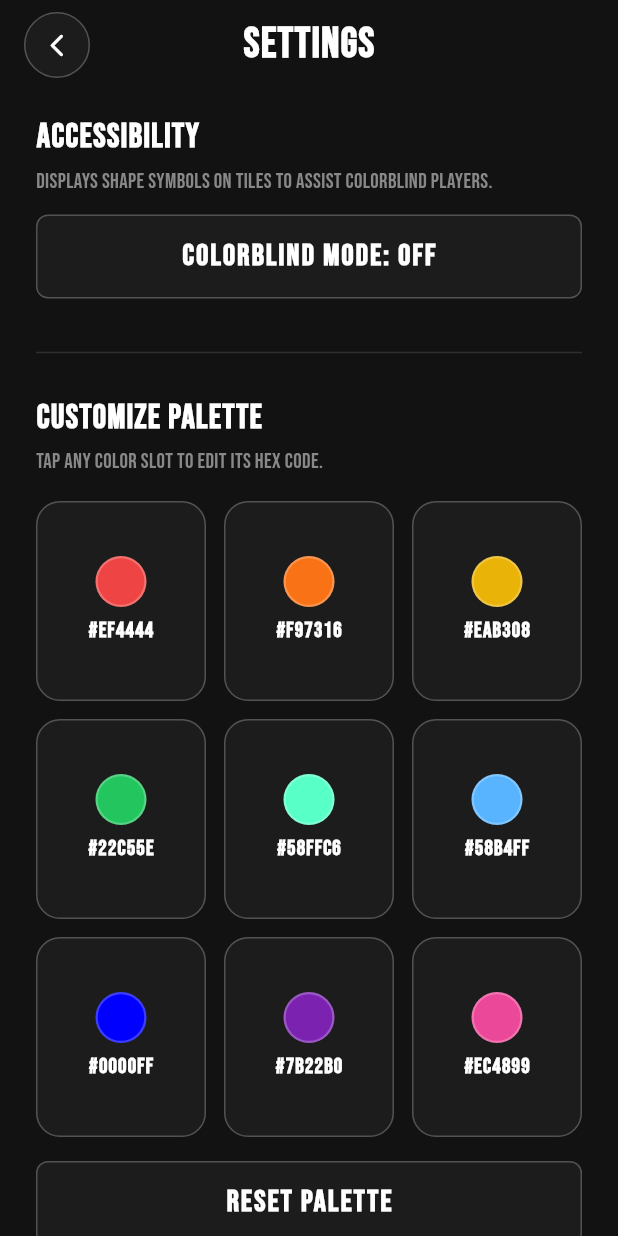
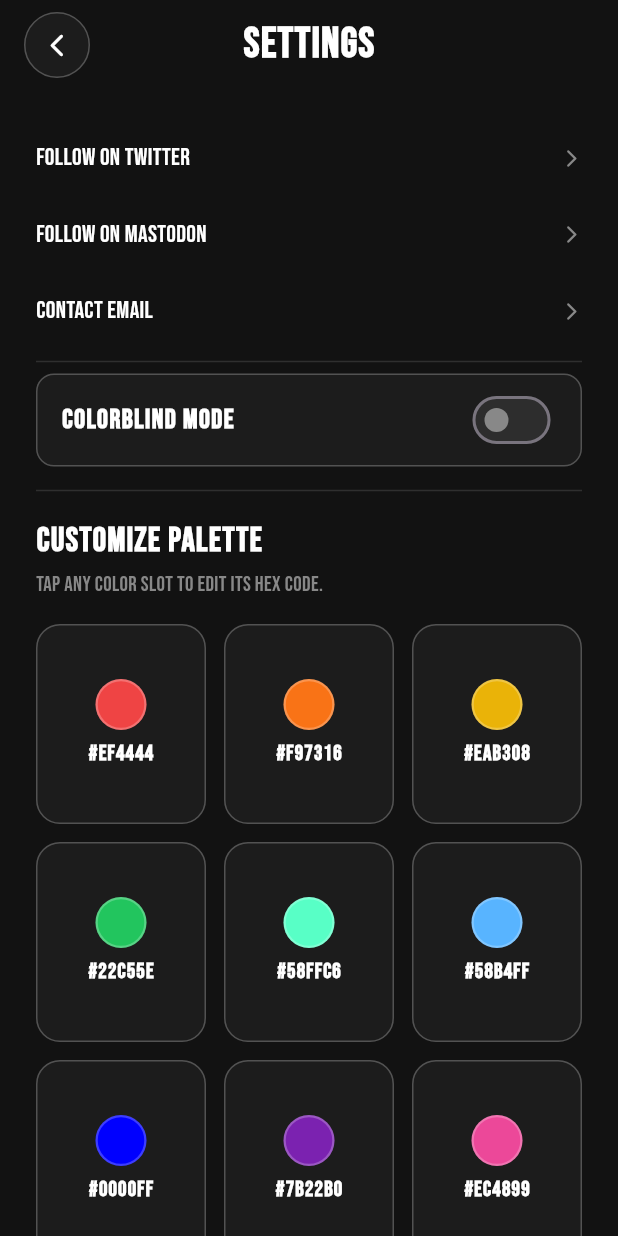
Before and after one commit to sidhant947/HueSpill, a Flutter app: the SettingsView screen opened directly, on a phone screen of 412 x 824 dp. Run offline on Flutter 3.47's test engine with Material 3 defaults, Android fonts, the phone set to English and light mode, and no system bars; our stand-ins replace confetti, flutter_riverpod, hive, hive_flutter; accounts and stored records are empty.

Commit message:
Update V1.0.2

```diff
--- a/analysis_options.yaml
+++ b/analysis_options.yaml
@@ -7,6 +7,11 @@
 
 # The following line activates a set of recommended lints for Flutter apps,
 # packages, and plugins designed to encourage good coding practices.
+analyzer:
+  exclude:
+    - build/**
+    - android/**
+    - linux/**
 include: package:flutter_lints/flutter.yaml
 
 linter:
--- a/lib/ui/core/widgets/tangible_button.dart
+++ b/lib/ui/core/widgets/tangible_button.dart
@@ -8,12 +8,14 @@ class TangibleButton extends StatefulWidget {
     required this.onPressed,
     this.isSecondary = false,
     this.height = 56,
+    this.fontSize = 20,
   });
 
   final String text;
   final VoidCallback? onPressed;
   final bool isSecondary;
   final double height;
+  final double fontSize;
 
   @override
   State<TangibleButton> createState() => _TangibleButtonState();
@@ -69,7 +71,7 @@ class _TangibleButtonState extends State<TangibleButton> {
               style: TextStyle(
                 fontFamily: 'BebasNeue',
                 color: textColor,
-                fontSize: 20,
+                fontSize: widget.fontSize,
                 fontWeight: FontWeight.w900,
                 letterSpacing: 1.5,
               ),
--- a/lib/ui/features/settings/views/settings_view.dart
+++ b/lib/ui/features/settings/views/settings_view.dart
@@ -1,5 +1,6 @@
 import 'package:flutter/material.dart';
 import 'package:flutter_riverpod/flutter_riverpod.dart';
+import 'package:url_launcher/url_launcher.dart';
 
 import 'package:huespill/ui/core/theme/app_colors.dart';
 import 'package:huespill/ui/core/widgets/tangible_button.dart';
@@ -187,10 +188,7 @@ class SettingsView extends ConsumerWidget {
                       decoration: BoxDecoration(
                         color: AppColors.surface,
                         shape: BoxShape.circle,
-                        border: Border.all(
-                          color: Colors.white24,
-                          width: 1.0,
-                        ),
+                        border: Border.all(color: Colors.white24, width: 1.0),
                       ),
                       child: const Icon(
                         Icons.arrow_back_ios_new_rounded,
@@ -221,37 +219,71 @@ class SettingsView extends ConsumerWidget {
               child: ListView(
                 padding: const EdgeInsets.fromLTRB(24, 16, 24, 28),
                 children: [
-                  const Text(
-                    'ACCESSIBILITY',
-                    style: TextStyle(
-                      fontFamily: 'BebasNeue',
-                      fontSize: 22,
-                      fontWeight: FontWeight.w900,
-                      color: AppColors.headingDark,
-                      letterSpacing: 1.0,
+                  const SizedBox(height: 4),
+                  _settingLink(
+                    title: 'Follow on Twitter',
+                    onTap: () => launchUrl(
+                      Uri.parse('https://x.com/vgbhuop'),
+                      mode: LaunchMode.externalApplication,
                     ),
                   ),
-                  const SizedBox(height: 4),
-                  const Text(
-                    'Displays shape symbols on tiles to assist colorblind players.',
-                    style: TextStyle(
-                      fontSize: 14,
-                      color: AppColors.subtext,
-                      fontWeight: FontWeight.w500,
+                  _settingLink(
+                    title: 'Follow on Mastodon',
+                    onTap: () => launchUrl(
+                      Uri.parse('https://mastodon.social/@sidhant947'),
+                      mode: LaunchMode.externalApplication,
                     ),
                   ),
-                  const SizedBox(height: 12),
-                  TangibleButton(
-                    text: isColorblind
-                        ? 'Colorblind Mode: ON'
-                        : 'Colorblind Mode: OFF',
-                    isSecondary: !isColorblind,
-                    onPressed: () =>
+                  _settingLink(
+                    title: 'Contact Email',
+                    onTap: () =>
+                        launchUrl(Uri.parse('mailto:sidhant947@proton.me')),
+                  ),
+                  const Divider(color: Colors.white12),
+
+                  GestureDetector(
+                    onTap: () =>
                         ref.read(colorblindModeProvider.notifier).toggle(),
+                    child: Container(
+                      decoration: BoxDecoration(
+                        color: AppColors.surface,
+                        borderRadius: BorderRadius.circular(12),
+                        border: Border.all(color: Colors.white24, width: 1.0),
+                      ),
+                      padding: const EdgeInsets.symmetric(
+                        horizontal: 16,
+                        vertical: 6,
+                      ),
+                      child: Row(
+                        mainAxisAlignment: MainAxisAlignment.spaceBetween,
+                        children: [
+                          Text(
+                            'COLORBLIND MODE',
+                            style: const TextStyle(
+                              fontFamily: 'BebasNeue',
+                              fontSize: 18,
+                              fontWeight: FontWeight.w900,
+                              color: AppColors.headingDark,
+                              letterSpacing: 1.0,
+                            ),
+                          ),
+                          Switch(
+                            value: isColorblind,
+                            activeThumbColor: Colors.white,
+                            activeTrackColor: const Color(0xFF10B981),
+                            inactiveThumbColor: AppColors.subtext,
+                            inactiveTrackColor: AppColors.primary,
+                            onChanged: (_) => ref
+                                .read(colorblindModeProvider.notifier)
+                                .toggle(),
+                          ),
+                        ],
+                      ),
+                    ),
                   ),
-                  const SizedBox(height: 28),
+                  const SizedBox(height: 8),
                   const Divider(color: Colors.white12),
-                  const SizedBox(height: 20),
+                  const SizedBox(height: 10),
                   const Text(
                     'CUSTOMIZE PALETTE',
                     style: TextStyle(
@@ -287,12 +319,8 @@ class SettingsView extends ConsumerWidget {
                       final color = colors[index];
                       final hex = _toHex(color);
                       return GestureDetector(
-                        onTap: () => _showColorEditDialog(
-                          context,
-                          ref,
-                          index,
-                          color,
-                        ),
+                        onTap: () =>
+                            _showColorEditDialog(context, ref, index, color),
                         child: Container(
                           decoration: BoxDecoration(
                             color: AppColors.surface,
@@ -413,7 +441,9 @@ class SettingsView extends ConsumerWidget {
               TangibleButton(
                 text: 'Reset Everything',
                 onPressed: () async {
-                  await ref.read(homeViewModelProvider.notifier).resetProgress();
+                  await ref
+                      .read(homeViewModelProvider.notifier)
+                      .resetProgress();
                   if (dialogContext.mounted) Navigator.pop(dialogContext);
                 },
               ),
@@ -436,4 +466,32 @@ class SettingsView extends ConsumerWidget {
       ),
     );
   }
+
+  Widget _settingLink({required String title, required VoidCallback onTap}) {
+    return GestureDetector(
+      behavior: HitTestBehavior.opaque,
+      onTap: onTap,
+      child: Padding(
+        padding: const EdgeInsets.symmetric(vertical: 14),
+        child: Row(
+          mainAxisAlignment: MainAxisAlignment.spaceBetween,
+          children: [
+            Text(
+              title,
+              style: const TextStyle(
+                fontSize: 16,
+                fontWeight: FontWeight.w500,
+                color: AppColors.headingDark,
+              ),
+            ),
+            const Icon(
+              Icons.arrow_forward_ios_rounded,
+              size: 14,
+              color: AppColors.subtext,
+            ),
+          ],
+        ),
+      ),
+    );
+  }
 }
--- a/pubspec.yaml
+++ b/pubspec.yaml
@@ -16,7 +16,7 @@ publish_to: 'none' # Remove this line if you wish to publish to pub.dev
 # https://developer.apple.com/library/archive/documentation/General/Reference/InfoPlistKeyReference/Articles/CoreFoundationKeys.html
 # In Windows, build-name is used as the major, minor, and patch parts
 # of the product and file versions while build-number is used as the build suffix.
-version: 1.0.1+2
+version: 1.0.2+3
 
 environment:
   sdk: ^3.12.2
@@ -38,6 +38,7 @@ dependencies:
   url_launcher: ^6.3.2
   hive: ^2.2.3
   hive_flutter: ^1.1.0
+  confetti: ^0.8.0
 
 dev_dependencies:
   flutter_test:
```
Also changed, not shown: lib/ui/features/game/hue_spill/hue_spill_state.dart (+32 -3 lines), lib/ui/features/game/hue_spill/hue_spill_view.dart (+106 -147 lines), pubspec.lock, 2 other files.
